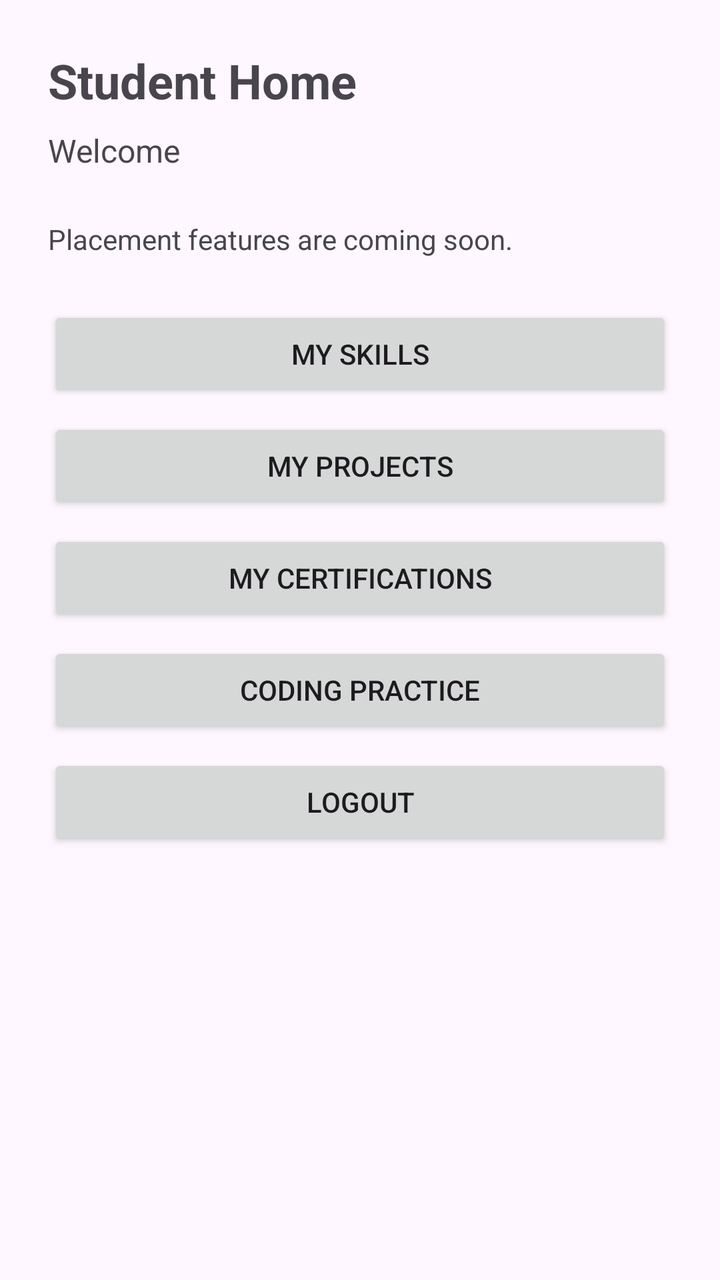
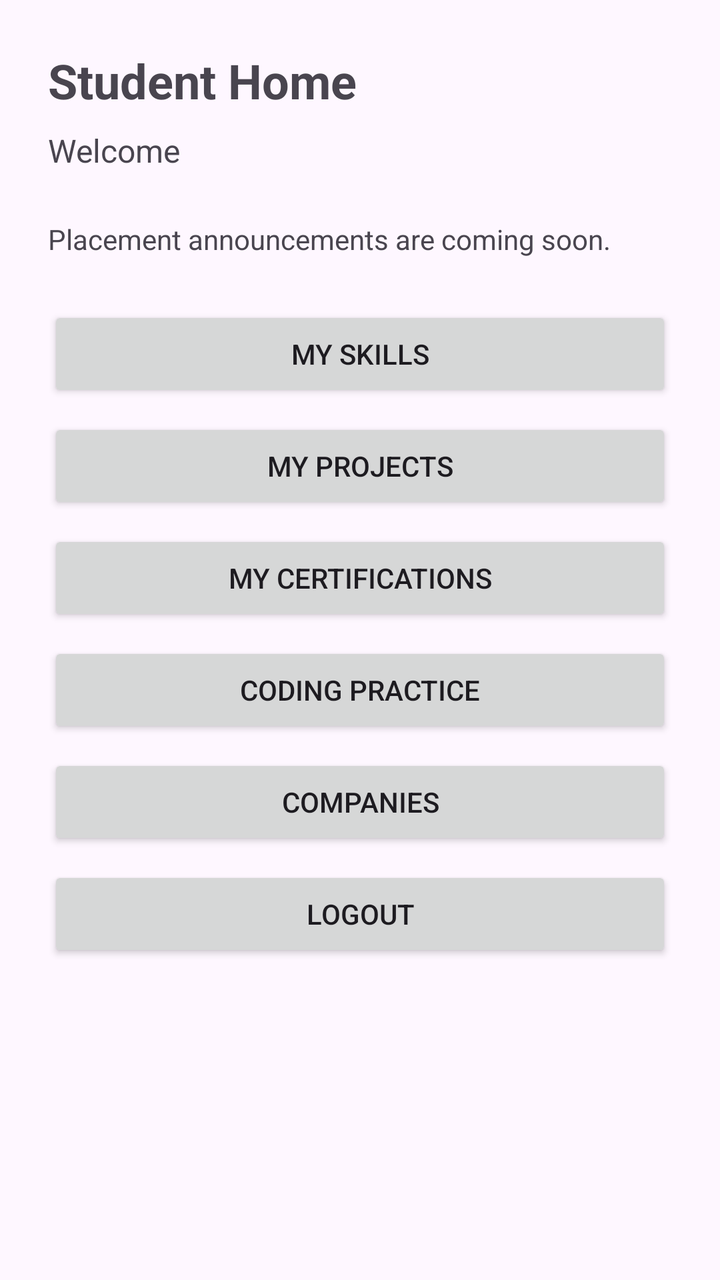

Two renders of the same Android screen: before a commit and after it. Below are the layout's source before the change and the commit's diff.
<!-- AndroidManifest.xml: application theme Theme.StudentSkillsPlacementTracker -->
<!-- res/layout/activity_student_home.xml -->
<?xml version="1.0" encoding="utf-8"?>
<ScrollView xmlns:android="http://schemas.android.com/apk/res/android"
    android:layout_width="match_parent"
    android:layout_height="match_parent"
    android:fillViewport="true">

    <LinearLayout
        android:layout_width="match_parent"
        android:layout_height="wrap_content"
        android:orientation="vertical"
        android:padding="24dp">

        <TextView
            android:id="@+id/studentHomeTitleTextView"
            android:layout_width="wrap_content"
            android:layout_height="wrap_content"
            android:text="@string/student_home_title"
            android:textSize="24sp"
            android:textStyle="bold"
            android:layout_marginBottom="8dp" />

        <TextView
            android:id="@+id/welcomeTextView"
            android:layout_width="match_parent"
            android:layout_height="wrap_content"
            android:text="@string/student_home_welcome_unknown"
            android:textSize="16sp"
            android:layout_marginBottom="24dp" />

        <ProgressBar
            android:id="@+id/profileProgressBar"
            android:layout_width="wrap_content"
            android:layout_height="wrap_content"
            android:layout_gravity="center_horizontal"
            android:layout_marginBottom="16dp"
            android:visibility="gone" />

        <TextView
            android:id="@+id/profileMessageTextView"
            android:layout_width="match_parent"
            android:layout_height="wrap_content"
            android:textSize="16sp"
            android:layout_marginBottom="16dp"
            android:visibility="gone" />

        <LinearLayout
            android:id="@+id/profileContainer"
            android:layout_width="match_parent"
            android:layout_height="wrap_content"
            android:orientation="vertical"
            android:layout_marginBottom="24dp"
            android:visibility="gone">

            <TextView
                android:layout_width="wrap_content"
                android:layout_height="wrap_content"
                android:text="@string/student_home_profile_section"
                android:textSize="18sp"
                android:textStyle="bold"
                android:layout_marginBottom="8dp" />

            <TextView
                android:id="@+id/nameTextView"
                android:layout_width="match_parent"
                android:layout_height="wrap_content"
                android:textSize="16sp"
                android:paddingBottom="4dp" />

            <TextView
                android:id="@+id/emailTextView"
                android:layout_width="match_parent"
                android:layout_height="wrap_content"
                android:textSize="16sp"
                android:paddingBottom="4dp" />

            <TextView
                android:id="@+id/departmentTextView"
                android:layout_width="match_parent"
                android:layout_height="wrap_content"
                android:textSize="16sp"
                android:paddingBottom="4dp" />

            <TextView
                android:id="@+id/yearTextView"
                android:layout_width="match_parent"
                android:layout_height="wrap_content"
                android:textSize="16sp"
                android:paddingBottom="4dp" />

            <TextView
                android:id="@+id/cgpaTextView"
                android:layout_width="match_parent"
                android:layout_height="wrap_content"
                android:textSize="16sp" />

        </LinearLayout>

        <TextView
            android:layout_width="match_parent"
            android:layout_height="wrap_content"
            android:text="@string/student_home_coming_soon"
            android:textSize="14sp"
            android:layout_marginBottom="24dp" />

        <Button
            android:id="@+id/skillsButton"
            android:layout_width="match_parent"
            android:layout_height="wrap_content"
            android:layout_marginBottom="8dp"
            android:text="@string/btn_my_skills" />

        <Button
            android:id="@+id/projectsButton"
            android:layout_width="match_parent"
            android:layout_height="wrap_content"
            android:layout_marginBottom="8dp"
            android:text="@string/btn_my_projects" />

        <Button
            android:id="@+id/certificationsButton"
            android:layout_width="match_parent"
            android:layout_height="wrap_content"
            android:layout_marginBottom="8dp"
            android:text="@string/btn_my_certifications" />

        <Button
            android:id="@+id/codingButton"
            android:layout_width="match_parent"
            android:layout_height="wrap_content"
            android:layout_marginBottom="8dp"
            android:text="@string/btn_my_coding" />

        <Button
            android:id="@+id/logoutButton"
            android:layout_width="match_parent"
            android:layout_height="wrap_content"
            android:text="@string/btn_logout" />

    </LinearLayout>

</ScrollView>
<!-- resources referenced by this layout -->
<resources>
  <string name="btn_logout">Logout</string>
  <string name="btn_my_certifications">My Certifications</string>
  <string name="btn_my_coding">Coding Practice</string>
  <string name="btn_my_projects">My Projects</string>
  <string name="btn_my_skills">My Skills</string>
  <string name="student_home_coming_soon">Placement features are coming soon.</string>
  <string name="student_home_profile_section">Profile</string>
  <string name="student_home_title">Student Home</string>
  <string name="student_home_welcome_unknown">Welcome</string>
  <style name="Theme.StudentSkillsPlacementTracker" parent="Base.Theme.StudentSkillsPlacementTracker" />
  <style name="Base.Theme.StudentSkillsPlacementTracker" parent="Theme.Material3.DayNight.NoActionBar">
          
          
      </style>
</resources>

<!-- the commit's change to res/layout/activity_student_home.xml (unified diff, before → after) -->
@@ -131,6 +131,13 @@
             android:text="@string/btn_my_coding" />
 
         <Button
+            android:id="@+id/companiesButton"
+            android:layout_width="match_parent"
+            android:layout_height="wrap_content"
+            android:layout_marginBottom="8dp"
+            android:text="@string/btn_companies" />
+
+        <Button
             android:id="@+id/logoutButton"
             android:layout_width="match_parent"
             android:layout_height="wrap_content"
<!-- resource entries referenced after the edit -->
@@ -1,11 +1,12 @@
 <!-- resources referenced by this layout -->
 <resources>
+  <string name="btn_companies">Companies</string>
   <string name="btn_logout">Logout</string>
   <string name="btn_my_certifications">My Certifications</string>
   <string name="btn_my_coding">Coding Practice</string>
   <string name="btn_my_projects">My Projects</string>
   <string name="btn_my_skills">My Skills</string>
-  <string name="student_home_coming_soon">Placement features are coming soon.</string>
+  <string name="student_home_coming_soon">Placement announcements are coming soon.</string>
   <string name="student_home_profile_section">Profile</string>
   <string name="student_home_title">Student Home</string>
   <string name="student_home_welcome_unknown">Welcome</string>
